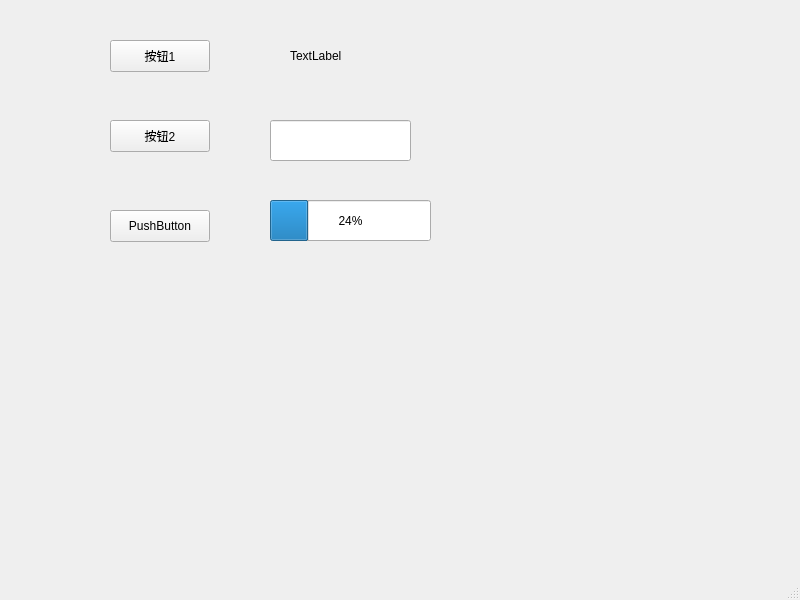
WhereAreBugs/Cuit_project3, file mypro.ui: the form before one commit.
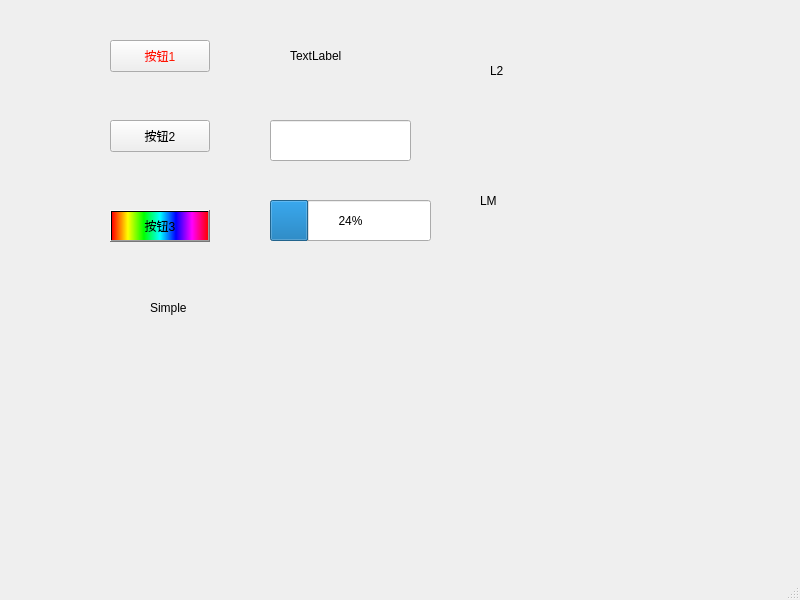
The form after the commit. Icons and pictures are not drawn.

Commit message: QLable与样式表-class

Diff of the .ui file:
```diff
--- a/mypro.ui
+++ b/mypro.ui
@@ -13,6 +13,17 @@
   <property name="windowTitle">
    <string>MyPro</string>
   </property>
+  <property name="styleSheet">
+   <string notr="true">QMainWindow {
+	background-image: url(:/images/2.jpeg);
+}
+QPushButton#pushButton {
+	
+	color: rgb(255, 21, 0);
+	border-color: rgb(7, 255, 0);
+	selection-color: rgb(177, 166, 255);
+}</string>
+  </property>
   <widget class="QWidget" name="centralwidget">
    <widget class="QPushButton" name="pushButton">
     <property name="geometry">
@@ -23,6 +34,9 @@
       <height>32</height>
      </rect>
     </property>
+    <property name="styleSheet">
+     <string notr="true"/>
+    </property>
     <property name="text">
      <string>按钮1</string>
     </property>
@@ -49,8 +63,11 @@
       <height>32</height>
      </rect>
     </property>
+    <property name="styleSheet">
+     <string notr="true">background-color: qlineargradient(spread:pad, x1:0, y1:0, x2:1, y2:0, stop:0 rgba(255, 0, 0, 255), stop:0.166 rgba(255, 255, 0, 255), stop:0.333 rgba(0, 255, 0, 255), stop:0.5 rgba(0, 255, 255, 255), stop:0.666 rgba(0, 0, 255, 255), stop:0.833 rgba(255, 0, 255, 255), stop:1 rgba(255, 0, 0, 255));</string>
+    </property>
     <property name="text">
-     <string>PushButton</string>
+     <string>按钮3</string>
     </property>
    </widget>
    <widget class="QProgressBar" name="progressBar">
@@ -92,6 +109,45 @@
      <enum>QLineEdit::Password</enum>
     </property>
    </widget>
+   <widget class="QLabel" name="label_clor">
+    <property name="geometry">
+     <rect>
+      <x>490</x>
+      <y>20</y>
+      <width>111</width>
+      <height>101</height>
+     </rect>
+    </property>
+    <property name="text">
+     <string>L2</string>
+    </property>
+   </widget>
+   <widget class="QLabel" name="label_movie">
+    <property name="geometry">
+     <rect>
+      <x>480</x>
+      <y>150</y>
+      <width>101</width>
+      <height>101</height>
+     </rect>
+    </property>
+    <property name="text">
+     <string>LM</string>
+    </property>
+   </widget>
+   <widget class="QLabel" name="extern_2">
+    <property name="geometry">
+     <rect>
+      <x>150</x>
+      <y>300</y>
+      <width>58</width>
+      <height>16</height>
+     </rect>
+    </property>
+    <property name="text">
+     <string>Simple</string>
+    </property>
+   </widget>
   </widget>
   <widget class="QMenuBar" name="menubar">
    <property name="geometry">
```
The commit also changes 6 other files.
